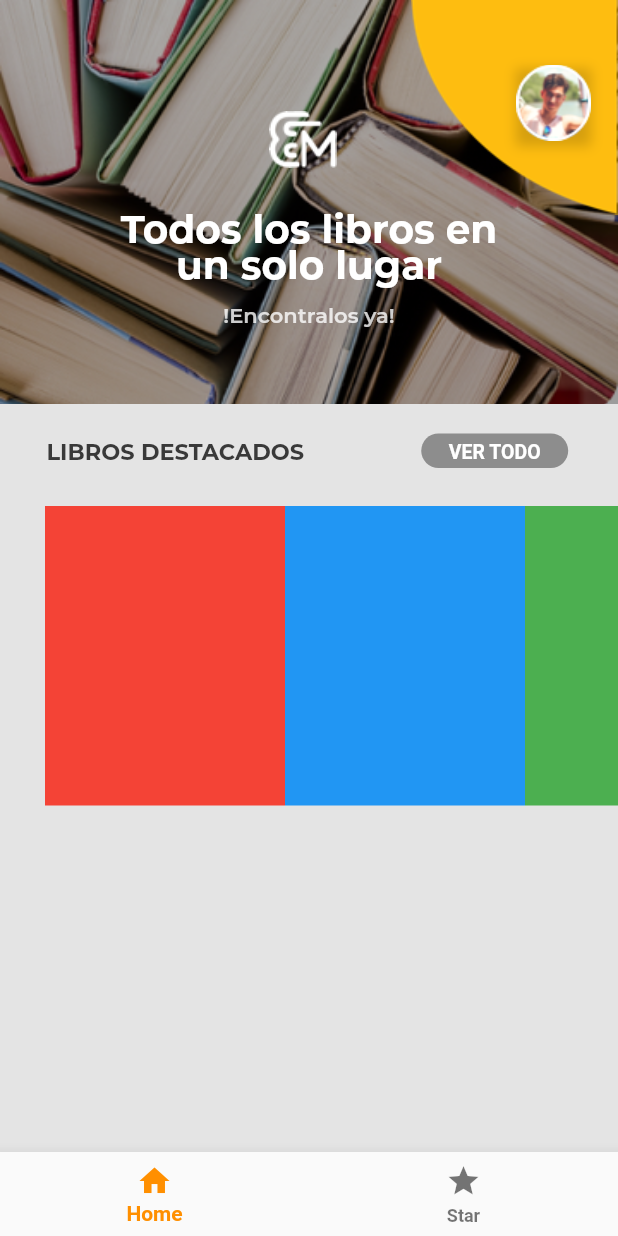
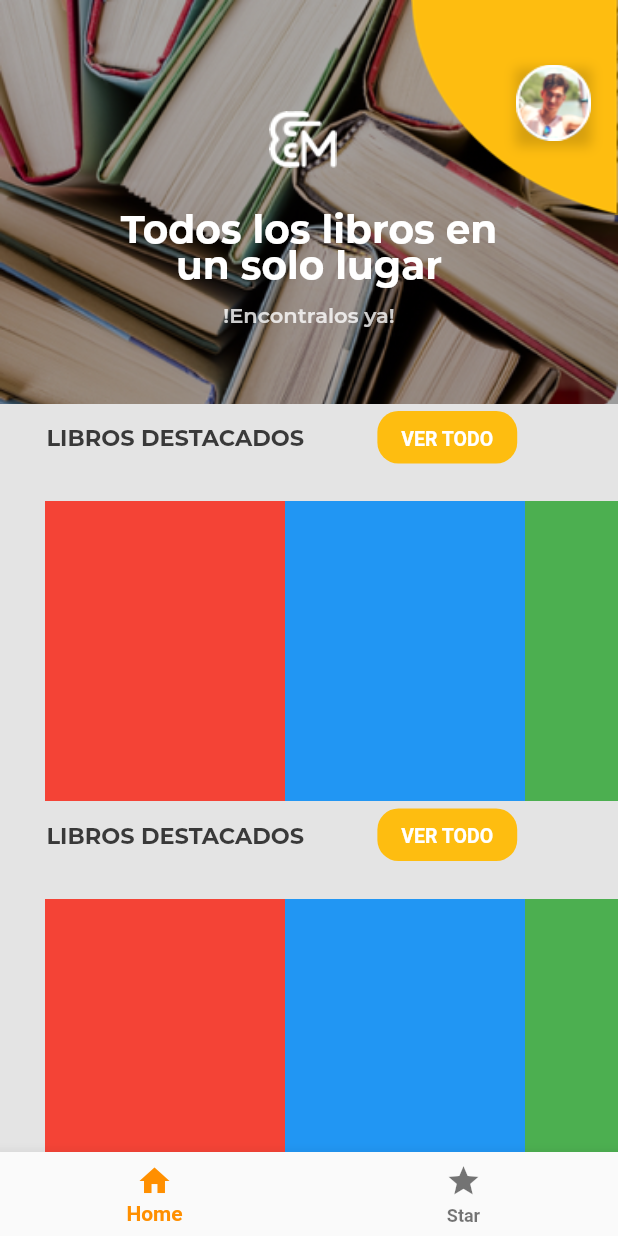
Before and after one commit to bautitravella/main_screens, a Flutter app: the HomePageWidget screen opened directly, on a phone screen of 412 x 824 dp. Run offline on Flutter 3.47's test engine with Material 2 defaults, Android fonts, the phone set to English and light mode, and no system bars.

Commit message:
Destacados text ver mas button list view margen

```diff
--- a/lib/home_page_widget/home_page_widget.dart
+++ b/lib/home_page_widget/home_page_widget.dart
@@ -23,13 +23,14 @@ class _HomePageWidgetState extends State<HomePageWidget> {
             child: Stack(
               alignment: Alignment.center,
               children: [
+
                 Positioned(
                   left: 0,
                   top: 0,
                   right: 0,
-              child:Image.asset(
+                  child: Image.asset(
                     "assets/images/photo-85889-landscape-850x566.png",
-                    fit: BoxFit.cover,
+                    fit: BoxFit.fill,
                     color: Color.fromARGB(80, 0, 0, 0),
                     colorBlendMode: BlendMode.darken,
                   ),
@@ -133,12 +134,13 @@ class _HomePageWidgetState extends State<HomePageWidget> {
             ),
           ),
           Container(
-        height: 28,
-        margin: EdgeInsets.only(left: 10, top: 15, right: 10),
+              height: 35,
+              alignment: Alignment.center,
+              margin: EdgeInsets.only(left: 10, top: 5, right: 10),
               child: Row(
                 children: <Widget>[
                   Container(
-                margin: EdgeInsets.only(top: 5, left: 21),
+                    margin: EdgeInsets.only(top: 0, left: 21),
                     child: Text(
                       "LIBROS DESTACADOS",
                       textAlign: TextAlign.left,
@@ -151,10 +153,13 @@ class _HomePageWidgetState extends State<HomePageWidget> {
                     ),
                   ),
                   Container(
-                height: 35,
+                    height: 45,
                     width: 98,
-                margin: EdgeInsets.only(top: 5, left: 78, right: 5),
-                child: RaisedButton(
+                    alignment: Alignment.centerRight,
+                    margin: EdgeInsets.only(top: 0, left: 44, right: 5),
+                    child: FlatButton(
+                      onPressed: null,
+                      disabledColor: AppColors.secondaryBackground,
                       color: Color.fromARGB(255, 251, 187, 16),
                       shape: RoundedRectangleBorder(
                         borderRadius: BorderRadius.all(Radius.circular(14)),
@@ -171,10 +176,53 @@ class _HomePageWidgetState extends State<HomePageWidget> {
                     ),
                   ),
                 ],
-          )
-
-
-      ),//Destacados y ver mas
+              )), //Destacados y ver mas
+          horizontalListView, //Acaaaaaaaaaaaa podes seguir agragando las cosas que quieras agregar abajo de lafotito de los libros
+          Container(
+            height: 35,
+            alignment: Alignment.center,
+            margin: EdgeInsets.only(left: 10, top: 5, right: 10),
+            child: Row(
+              children: <Widget>[
+                Container(
+                  margin: EdgeInsets.only(top: 0, left: 21),
+                  child: Text(
+                    "LIBROS DESTACADOS",
+                    textAlign: TextAlign.left,
+                    style: TextStyle(
+                      color: Color.fromARGB(255, 57, 57, 57),
+                      fontFamily: "Montserrat",
+                      fontWeight: FontWeight.w700,
+                      fontSize: 15,
+                    ),
+                  ),
+                ),
+                Container(
+                  height: 45,
+                  width: 98,
+                  alignment: Alignment.centerRight,
+                  margin: EdgeInsets.only(top: 0, left: 44, right: 5),
+                  child: FlatButton(
+                    onPressed: null,
+                    disabledColor: AppColors.secondaryBackground,
+                    color: Color.fromARGB(255, 251, 187, 16),
+                    shape: RoundedRectangleBorder(
+                      borderRadius: BorderRadius.all(Radius.circular(14)),
+                    ),
+                    child: Text(
+                      "VER TODO",
+                      textAlign: TextAlign.center,
+                      style: TextStyle(
+                        color: Color.fromARGB(255, 255, 255, 255),
+                        fontWeight: FontWeight.w400,
+                        fontSize: 13,
+                      ),
+                    ),
+                  ),
+                ),
+              ],
+            ),
+          ), //Destacados y ver mas
           horizontalListView, //Acaaaaaaaaaaaa podes seguir agragando las cosas que quieras agregar abajo de lafotito de los libros
         ],
       ),
```
Lines whose indentation alone changed are shown as unchanged.
